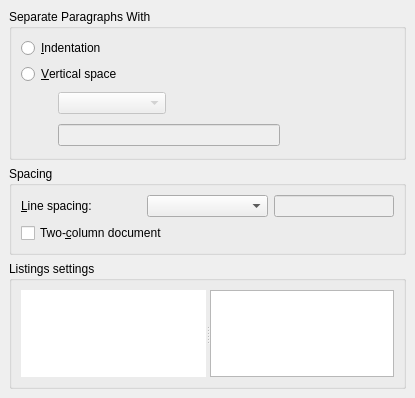
Above: src/frontends/qt4/ui/TextLayoutUi.ui from cburschka/lyx before the change. Below: the same form after it.
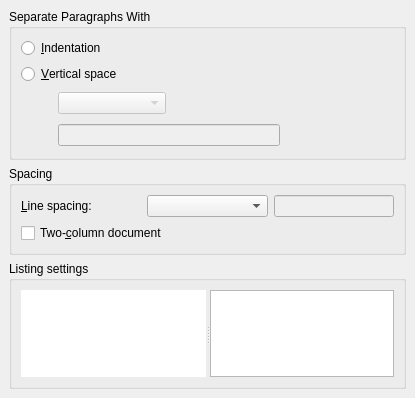
That is the form after the change. Custom widgets are drawn as their Qt base class.

Commit message: replace "Listings" by "Listing" (plural => singular)

The edit to the form file:
```diff
--- a/src/frontends/qt4/ui/TextLayoutUi.ui
+++ b/src/frontends/qt4/ui/TextLayoutUi.ui
@@ -220,7 +220,7 @@
       <enum>Qt::LeftToRight</enum>
      </property>
      <property name="title" >
-      <string>Listings settings</string>
+      <string>Listing settings</string>
      </property>
      <layout class="QVBoxLayout" >
       <property name="margin" >
```
The commit also changes 6 other files.
